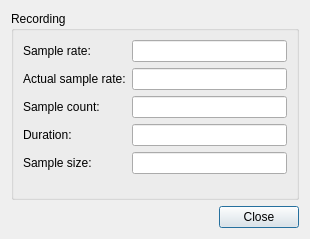
This is src/UserInterface/src/Dialog/StatisticsDialog.ui in till213/SkyDolly as Qt 5 draws it before an edit. The edited form follows.
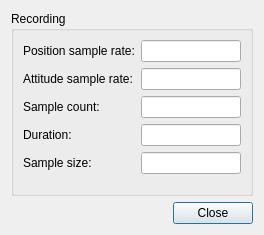
This is the edited form.

Commit message: Feature/remove recording sample frequency choice (#149)

The edit to the form file:
```diff
--- a/src/UserInterface/src/Dialog/StatisticsDialog.ui
+++ b/src/UserInterface/src/Dialog/StatisticsDialog.ui
@@ -6,8 +6,8 @@
    <rect>
     <x>0</x>
     <y>0</y>
-    <width>310</width>
-    <height>239</height>
+    <width>259</width>
+    <height>235</height>
    </rect>
   </property>
   <property name="windowTitle">
@@ -24,9 +24,9 @@
      </property>
      <layout class="QFormLayout" name="formLayout">
       <item row="0" column="0">
-       <widget class="QLabel" name="label_57">
+       <widget class="QLabel" name="label_55">
         <property name="text">
-         <string>Sample rate:</string>
+         <string>Position sample rate:</string>
         </property>
        </widget>
       </item>
@@ -44,9 +44,9 @@
        </widget>
       </item>
       <item row="1" column="0">
-       <widget class="QLabel" name="label_55">
+       <widget class="QLabel" name="label_57">
         <property name="text">
-         <string>Actual sample rate:</string>
+         <string>Attitude sample rate:</string>
         </property>
        </widget>
       </item>
```
Left out of the diff: 19 changed lines with no effect on the pictures. The commit also changes 30 other files.
